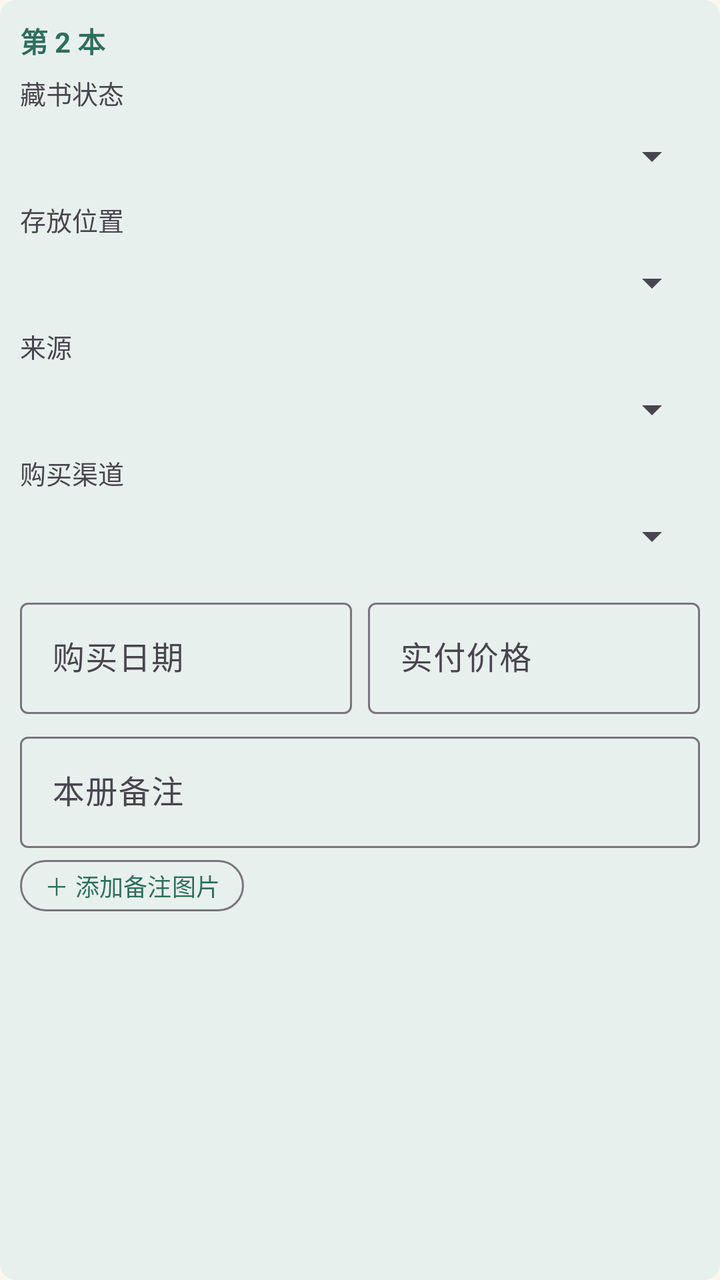
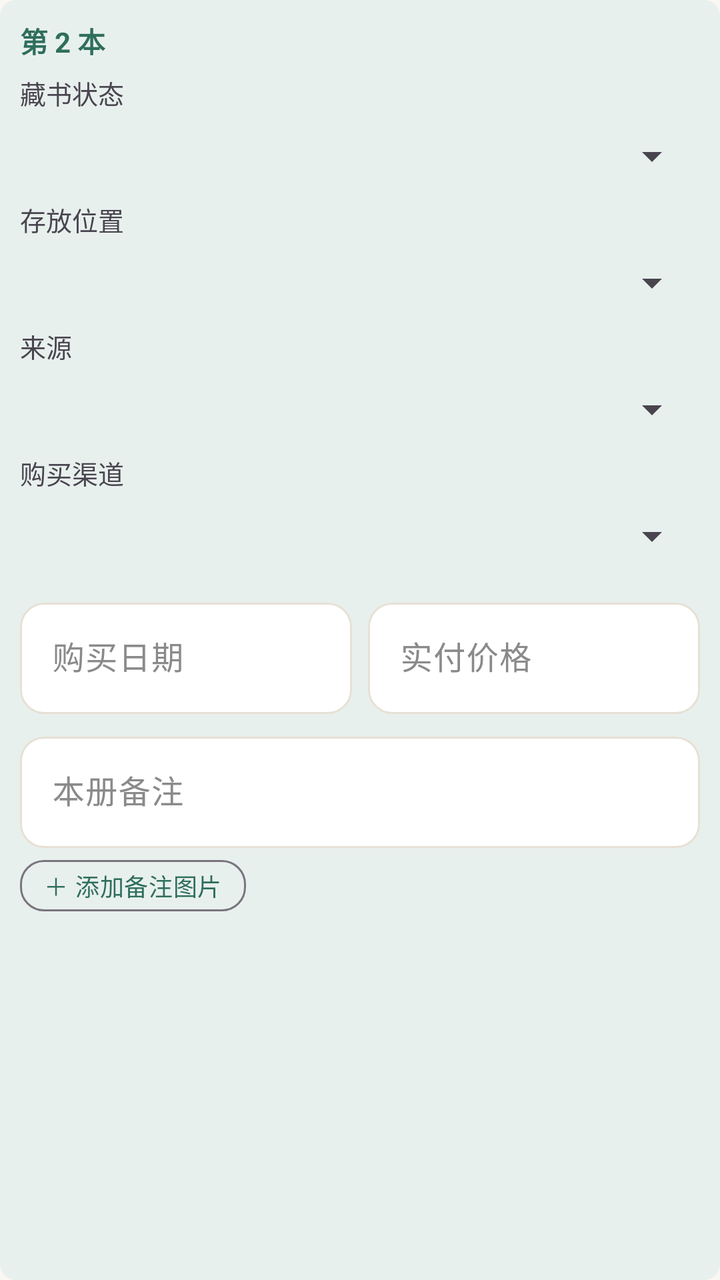

The first picture is an Android layout as it rendered before a commit; the second is the same layout after the commit. The layout source and the unified diff follow.
<!-- AndroidManifest.xml: application theme Theme.Bookshelf -->
<!-- res/layout/item_copy_form.xml -->
<?xml version="1.0" encoding="utf-8"?>
<LinearLayout xmlns:android="http://schemas.android.com/apk/res/android"
    android:layout_width="match_parent"
    android:layout_height="wrap_content"
    android:layout_marginTop="10dp"
    android:background="@drawable/bg_chip"
    android:orientation="vertical"
    android:padding="10dp">

    <TextView
        android:id="@+id/tv_copy_title"
        android:layout_width="wrap_content"
        android:layout_height="wrap_content"
        android:text="第 2 本"
        android:textColor="?attr/colorPrimary"
        android:textStyle="bold" />

    <TextView
        android:layout_width="wrap_content"
        android:layout_height="wrap_content"
        android:layout_marginTop="6dp"
        android:text="藏书状态"
        android:textSize="13sp" />

    <Spinner
        android:id="@+id/sp_copy_stock"
        android:layout_width="match_parent"
        android:layout_height="wrap_content"
        android:minHeight="44dp" />

    <TextView
        android:layout_width="wrap_content"
        android:layout_height="wrap_content"
        android:text="存放位置"
        android:textSize="13sp" />

    <Spinner
        android:id="@+id/sp_copy_location"
        android:layout_width="match_parent"
        android:layout_height="wrap_content"
        android:minHeight="44dp" />

    <TextView
        android:layout_width="wrap_content"
        android:layout_height="wrap_content"
        android:text="来源"
        android:textSize="13sp" />

    <Spinner
        android:id="@+id/sp_copy_own"
        android:layout_width="match_parent"
        android:layout_height="wrap_content"
        android:minHeight="44dp" />

    <TextView
        android:id="@+id/tv_copy_channel_label"
        android:layout_width="wrap_content"
        android:layout_height="wrap_content"
        android:text="购买渠道"
        android:textSize="13sp" />

    <Spinner
        android:id="@+id/sp_copy_channel"
        android:layout_width="match_parent"
        android:layout_height="wrap_content"
        android:minHeight="44dp" />

    
    <LinearLayout
        android:layout_width="match_parent"
        android:layout_height="wrap_content"
        android:layout_marginTop="6dp"
        android:orientation="horizontal">

        <com.google.android.material.textfield.TextInputLayout
            android:layout_width="0dp"
            android:layout_height="wrap_content"
            android:layout_weight="1"
            android:hint="购买日期">

            <com.google.android.material.textfield.TextInputEditText
                android:id="@+id/et_copy_date"
                android:layout_width="match_parent"
                android:layout_height="wrap_content"
                android:clickable="true"
                android:focusable="false" />
        </com.google.android.material.textfield.TextInputLayout>

        <com.google.android.material.textfield.TextInputLayout
            android:layout_width="0dp"
            android:layout_height="wrap_content"
            android:layout_marginStart="8dp"
            android:layout_weight="1"
            android:hint="实付价格">

                <com.google.android.material.textfield.TextInputEditText
                    android:id="@+id/et_copy_price"
                    android:layout_width="match_parent"
                    android:layout_height="wrap_content"
                    android:inputType="numberDecimal" />
            </com.google.android.material.textfield.TextInputLayout>
    </LinearLayout>

    
    <com.google.android.material.textfield.TextInputLayout
        android:layout_width="match_parent"
        android:layout_height="wrap_content"
        android:layout_marginTop="6dp"
        android:hint="本册备注">

        <com.google.android.material.textfield.TextInputEditText
            android:id="@+id/et_copy_note"
            android:layout_width="match_parent"
            android:layout_height="wrap_content" />
    </com.google.android.material.textfield.TextInputLayout>

    
    <com.google.android.material.button.MaterialButton
        android:id="@+id/btn_copy_add_note_image"
        style="@style/Widget.Material3.Button.OutlinedButton"
        android:layout_width="wrap_content"
        android:layout_height="wrap_content"
        android:layout_marginTop="6dp"
        android:minWidth="0dp"
        android:minHeight="0dp"
        android:paddingHorizontal="12dp"
        android:paddingVertical="4dp"
        android:insetTop="0dp"
        android:insetBottom="0dp"
        android:text="＋ 添加备注图片"
        android:textSize="12sp" />

    <HorizontalScrollView
        android:id="@+id/scroll_copy_note_thumbs"
        android:layout_width="match_parent"
        android:layout_height="wrap_content"
        android:layout_marginTop="6dp"
        android:scrollbars="none"
        android:visibility="gone">

        <LinearLayout
            android:id="@+id/container_copy_note_thumbs"
            android:layout_width="wrap_content"
            android:layout_height="wrap_content"
            android:orientation="horizontal" />
    </HorizontalScrollView>
</LinearLayout>
<!-- resources referenced by this layout -->
<resources>
  <!-- drawable bg_chip (drawable) -->
  <?xml version="1.0" encoding="utf-8"?>
  <shape xmlns:android="http://schemas.android.com/apk/res/android" android:shape="rectangle">
      <solid android:color="@color/chip_bg" />
      <corners android:radius="8dp" />
  </shape>
  <style name="Theme.Bookshelf" parent="Theme.Material3.Light.NoActionBar">
          <item name="colorPrimary">@color/primary</item>
          <item name="colorPrimaryVariant">@color/primary_dark</item>
          <item name="colorSecondary">@color/accent</item>
          <item name="android:colorBackground">@color/bg_page</item>
          <item name="android:statusBarColor">@color/primary_dark</item>
          
          <item name="chip_bg">@color/chip_bg</item>
      </style>
  <!-- unchanged entries left out for length: 5 -->
</resources>

<!-- the commit's change to res/layout/item_copy_form.xml (unified diff, before → after) -->
@@ -117,7 +117,7 @@
     
     <com.google.android.material.button.MaterialButton
         android:id="@+id/btn_copy_add_note_image"
-        style="@style/Widget.Material3.Button.OutlinedButton"
+        style="@style/Widget.Bookshelf.Button.Outlined"
         android:layout_width="wrap_content"
         android:layout_height="wrap_content"
         android:layout_marginTop="6dp"
<!-- resource entries referenced after the edit -->
@@ -3,18 +3,83 @@
   <!-- drawable bg_chip (drawable) -->
   <?xml version="1.0" encoding="utf-8"?>
   <shape xmlns:android="http://schemas.android.com/apk/res/android" android:shape="rectangle">
-      <solid android:color="@color/chip_bg" />
-      <corners android:radius="8dp" />
+      <solid android:color="?attr/chip_bg" />
+      <corners android:radius="@dimen/radius_sm" />
   </shape>
-  <style name="Theme.Bookshelf" parent="Theme.Material3.Light.NoActionBar">
+  <style name="Widget.Bookshelf.Button.Outlined" parent="Widget.Material3.Button.OutlinedButton">
+          <item name="shapeAppearance">@style/ShapeAppearance.Bookshelf.Medium</item>
+          <item name="android:textSize">@dimen/text_body_small</item>
+          <item name="android:letterSpacing">0.02</item>
+          <item name="android:minHeight">44dp</item>
+          <item name="cornerRadius">@dimen/radius_md</item>
+      </style>
+  <style name="Theme.Bookshelf" parent="Theme.Bookshelf.Base">
           <item name="colorPrimary">@color/primary</item>
           <item name="colorPrimaryVariant">@color/primary_dark</item>
           <item name="colorSecondary">@color/accent</item>
-          <item name="android:colorBackground">@color/bg_page</item>
-          <item name="android:statusBarColor">@color/primary_dark</item>
           
           <item name="chip_bg">@color/chip_bg</item>
+          <item name="primary_container">@color/green_container</item>
+          <item name="on_primary_container">@color/green_on_container</item>
       </style>
+  <dimen name="radius_sm">8dp</dimen>
+  <style name="ShapeAppearance.Bookshelf.Medium" parent="ShapeAppearance.Material3.Corner.Medium">
+          <item name="cornerSize">@dimen/radius_md</item>
+      </style>
+  <dimen name="text_body_small">13sp</dimen>
+  <dimen name="radius_md">12dp</dimen>
+  <style name="Theme.Bookshelf.Base" parent="Theme.Material3.Light.NoActionBar">
+          
+          <item name="android:colorBackground">@color/bg_page</item>
+          
+          <item name="android:statusBarColor">?attr/colorPrimary</item>
+          <item name="android:windowLightStatusBar">false</item>
+          
+          <item name="surface">@color/surface</item>
+          <item name="surface_dim">@color/surface_dim</item>
+          <item name="outline">@color/outline</item>
+          <item name="outline_strong">@color/outline_strong</item>
+          <item name="on_surface">@color/text_main</item>
+          <item name="on_surface_variant">@color/text_sub</item>
+          
+          <item name="materialButtonStyle">@style/Widget.Bookshelf.Button</item>
+          <item name="textInputStyle">@style/Widget.Bookshelf.TextField</item>
+          <item name="materialCardViewStyle">@style/Widget.Bookshelf.MaterialCard</item>
+      </style>
+  <color name="green_container">#E6F0EC</color>
+  <color name="green_on_container">#1C4A3E</color>
+  <color name="surface">#FFFFFF</color>
+  <color name="surface_dim">#F4F0E9</color>
+  <color name="outline">#E6E0D5</color>
+  <color name="outline_strong">#CFC5B4</color>
+  <color name="text_main">#2B2B2B</color>
+  <color name="text_sub">#8A8A8A</color>
+  <style name="Widget.Bookshelf.Button" parent="Widget.Material3.Button">
+          <item name="shapeAppearance">@style/ShapeAppearance.Bookshelf.Medium</item>
+          <item name="android:textSize">@dimen/text_body_small</item>
+          <item name="android:letterSpacing">0.02</item>
+          <item name="android:minHeight">44dp</item>
+          <item name="cornerRadius">@dimen/radius_md</item>
+      </style>
+  <style name="Widget.Bookshelf.TextField" parent="Widget.Material3.TextInputLayout.OutlinedBox">
+          <item name="boxStrokeColor">@color/text_field_stroke</item>
+          <item name="boxStrokeWidth">1dp</item>
+          <item name="boxStrokeWidthFocused">1.5dp</item>
+          <item name="boxCornerRadiusTopStart">@dimen/radius_md</item>
+          <item name="boxCornerRadiusTopEnd">@dimen/radius_md</item>
+          <item name="boxCornerRadiusBottomStart">@dimen/radius_md</item>
+          <item name="boxCornerRadiusBottomEnd">@dimen/radius_md</item>
+          <item name="boxBackgroundColor">?attr/surface</item>
+          <item name="hintTextColor">?attr/colorPrimary</item>
+          <item name="android:textColorHint">?attr/on_surface_variant</item>
+      </style>
+  <style name="Widget.Bookshelf.MaterialCard" parent="Widget.Material3.CardView.Outlined">
+          <item name="cardCornerRadius">@dimen/card_corner</item>
+          <item name="cardElevation">0dp</item>
+          <item name="strokeColor">?attr/outline</item>
+          <item name="strokeWidth">1dp</item>
+      </style>
+  <dimen name="card_corner">16dp</dimen>
   <!-- unchanged entries left out for length: 5 -->
 </resources>
 
